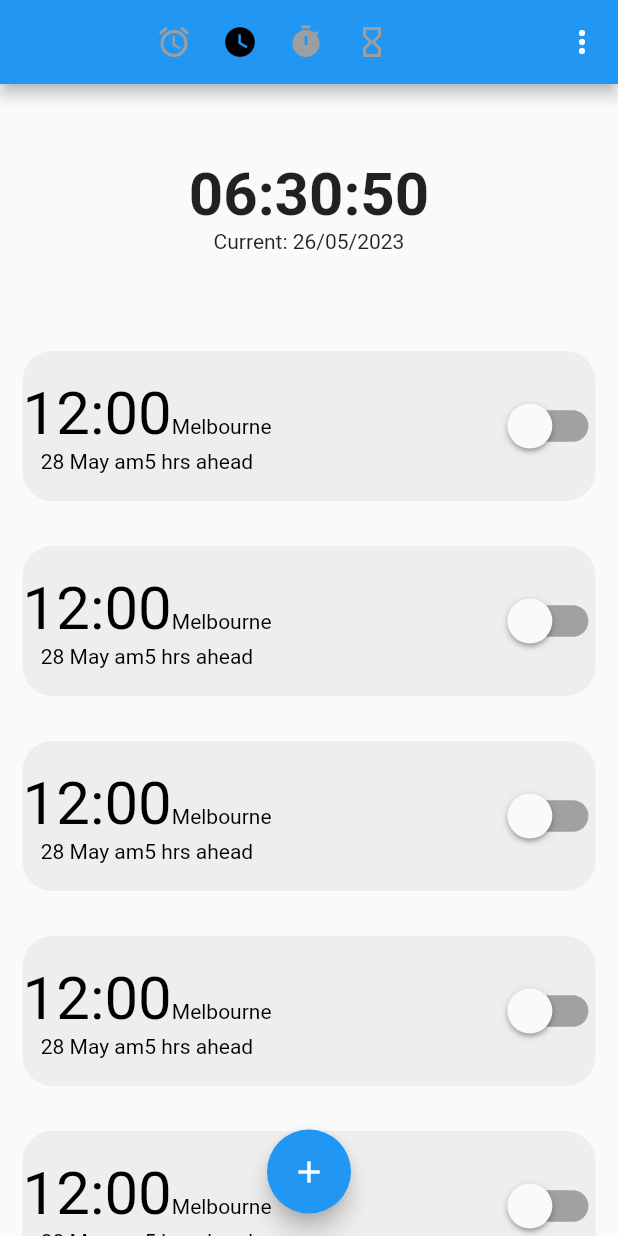
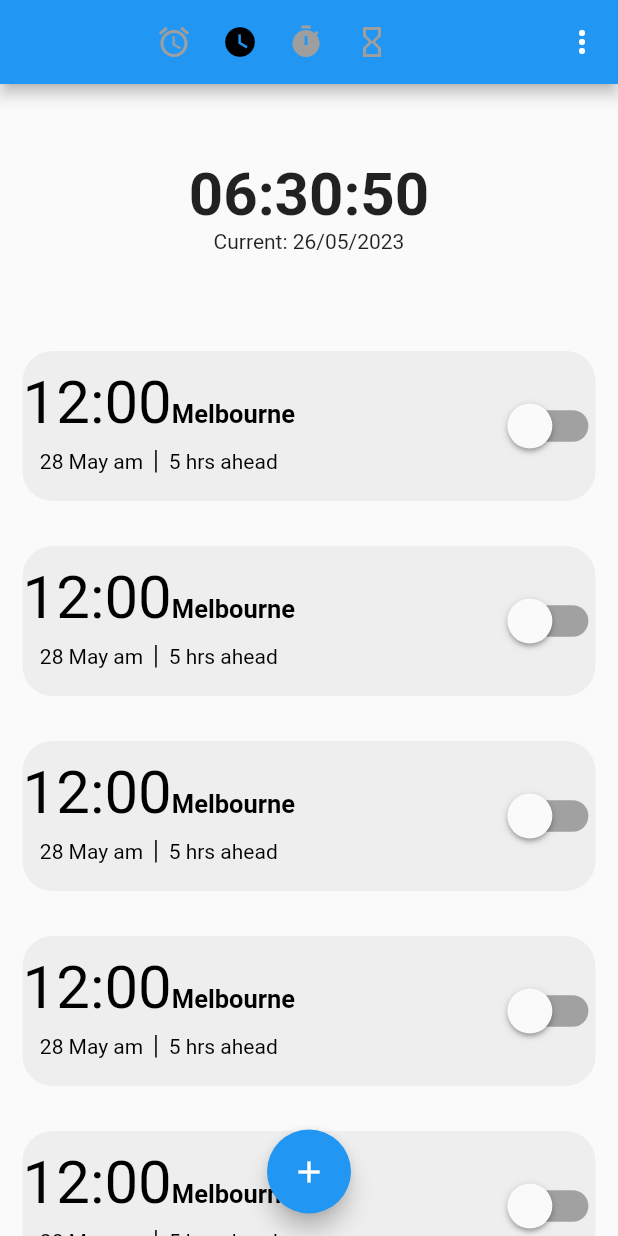
Before and after one commit to 20sw084/Clock, a Flutter app: the screen it shows after launch, after a tap on the "add" icon, after a tap on the "watch later" icon, on a phone screen of 412 x 824 dp. Run offline on Flutter 3.47's test engine with Material 2 defaults, Android fonts, the phone set to English and light mode, and no system bars.

Commit message:
2nd prt UI done

```diff
--- a/lib/widgets/timezone_card.dart
+++ b/lib/widgets/timezone_card.dart
@@ -26,13 +26,13 @@ class _TimezoneState extends State<TimezoneCard> {
               mainAxisAlignment: MainAxisAlignment.center,
               children: [
                 RichText(
-                  text: TextSpan(
+                  text: const TextSpan(
                     text: "12:00",
                     style: CustomTextStyle.formalStyle1,
-                    children: const [
+                    children: [
                       TextSpan(
                         text: "Melbourne",
-                        style: CustomTextStyle.formalStyle2,
+                        style: CustomTextStyle.formalStyle3,
                       ),
                     ],
                   ),
@@ -43,9 +43,14 @@ class _TimezoneState extends State<TimezoneCard> {
                       "28 May am",
                       style: CustomTextStyle.formalStyle2,
                     ),
-                    // Flexible(
-                    //   child: Divider(),
-                    // ),
+                    Padding(
+                      padding: const EdgeInsets.all(8.0),
+                      child: Container(
+                        width: 1, // Thickness
+                        height: 15,
+                        color: Colors.black,
+                      ),
+                    ),
                     Text(
                       "5 hrs ahead",
                       style: CustomTextStyle.formalStyle2,
@@ -79,7 +84,7 @@ class CustomTextStyle {
 // fontFamily: fontFamily,
   color: Colors.black,
     fontSize: 40,
-// fontWeight: FontWeight.bold,
+    // fontWeight: FontWeight.bold,
   );
   static const TextStyle formalStyle2 = TextStyle(
 // fontFamily: fontFamily,
@@ -87,4 +92,10 @@ class CustomTextStyle {
     fontSize: 14,
 // fontWeight: FontWeight.bold,
   );
+  static const TextStyle formalStyle3 = TextStyle(
+// fontFamily: fontFamily,
+    color: Colors.black,
+    fontSize: 17,
+    fontWeight: FontWeight.bold,
+  );
 }
```
